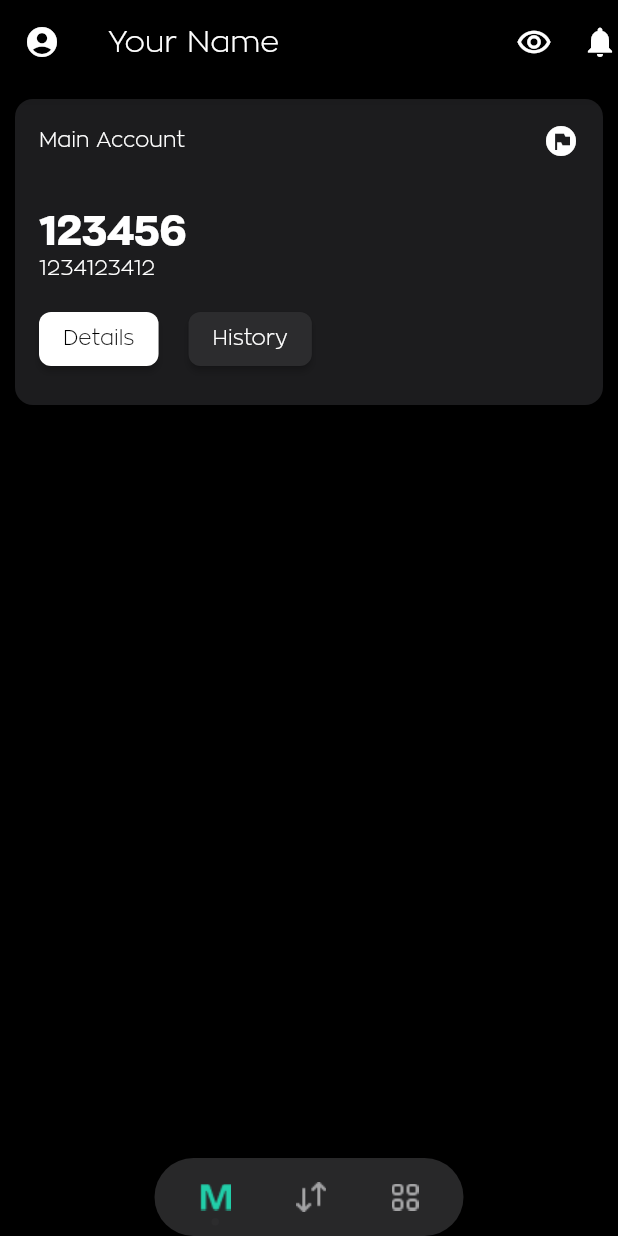
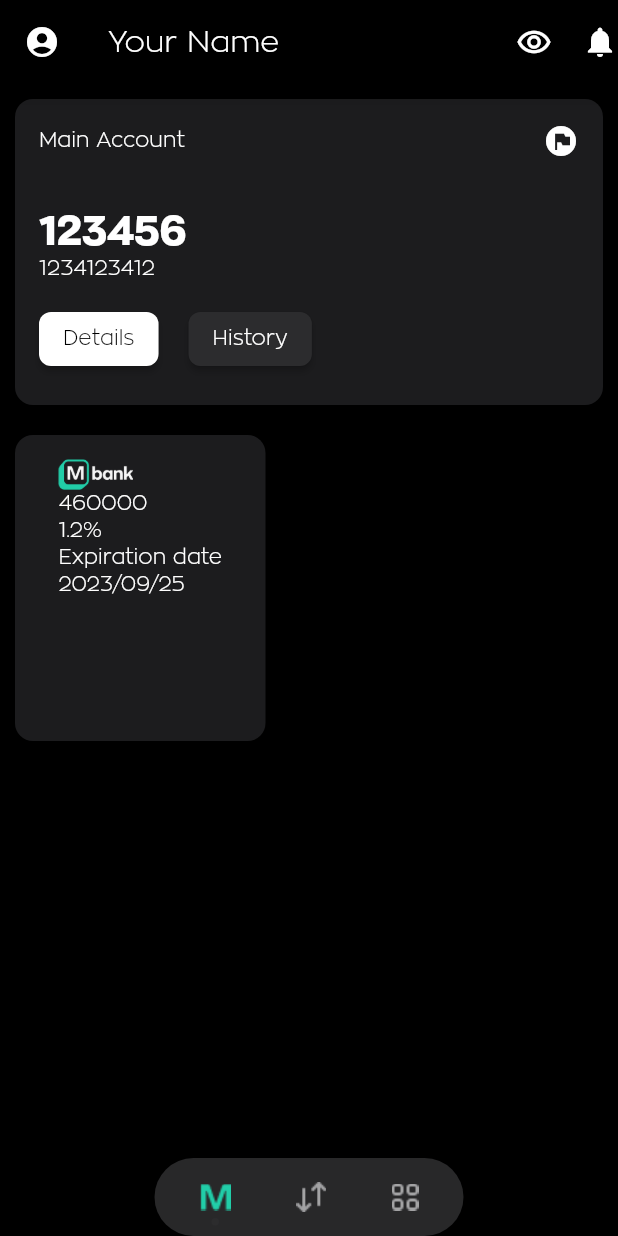
Before and after one commit to namukha/MBank, a Flutter app: the HomeScreen screen opened directly, on a phone screen of 412 x 824 dp. Run offline on Flutter 3.47's test engine with Material 2 defaults, Android fonts, the phone set to English and light mode, and no system bars; drawn by our look-alikes of dot_navigation_bar; our stand-ins replace bloc, firebase_core, flutter_bloc, rxdart; accounts and stored records are empty.

Commit message:
loan heseg oroldson ch bas chadsangue

```diff
--- /dev/null
+++ b/lib/models/loan_model.dart
@@ -0,0 +1,16 @@
+
+class LoanModel {
+  late final String amount;
+  late final String months;
+
+  LoanModel({
+    this.amount = '50000',
+    this.months = '1',
+  });
+
+  List<Object?> get props => [
+    amount,
+    months,
+  ];
+
+}
--- a/lib/screens/home_bloc.dart
+++ b/lib/screens/home_bloc.dart
@@ -1,8 +1,12 @@
 // import 'dart:async';
 
 import 'package:planner_app/bloc/account_status_bloc.dart';
+import 'package:planner_app/models/loan_model.dart';
 import 'package:rxdart/rxdart.dart';
 
 class HomeBloc {
-  final reloadSubject = PublishSubject<AccountStatusState>();
+  final reloadAccountSt = PublishSubject<AccountStatusState>();
+  final calcLoan = BehaviorSubject<LoanModel>();
+
+
 }
--- a/lib/screens/home_navigations/account.dart
+++ b/lib/screens/home_navigations/account.dart
@@ -1,8 +1,11 @@
+// import 'dart:ffi';
+
 import 'package:flutter/material.dart';
 import 'package:planner_app/screens/home_bloc.dart';
 import 'package:planner_app/bloc/account_status_bloc.dart';
 import 'package:planner_app/reusable_widgets/reusable_widget.dart';
 import 'package:planner_app/screens/empty.dart';
+import 'package:planner_app/screens/home_navigations/loan_page.dart';
 
 class AccountPage extends StatefulWidget {
   const AccountPage({super.key});
@@ -42,7 +45,7 @@
         children: [
           StreamBuilder<AccountStatusState>(
               initialData: accounts.first,
-              stream: bloc.reloadSubject.stream,
+              stream: bloc.reloadAccountSt.stream,
               builder: (context, snapshot) {
                 if (snapshot.data == null) return Container();
                 return Container(
@@ -114,17 +117,17 @@
                                                 MaterialStateColor.resolveWith(
                                                     (states) =>
                                                         Color(0xFF2C2C2E)),
-                                                        padding: MaterialStateProperty.all<EdgeInsets>(EdgeInsets.all(16)),
+                                            padding: MaterialStateProperty.all<
+                                                EdgeInsets>(EdgeInsets.all(16)),
                                             shape: MaterialStateProperty.all(
                                                 RoundedRectangleBorder(
                                                     borderRadius:
                                                         BorderRadius.circular(
                                                             12)))),
                                         onPressed: () {
-                                          bloc.reloadSubject.add(a);
+                                          bloc.reloadAccountSt.add(a);
                                         },
-                                        child: Column(
-                                          children: [
+                                        child: Column(children: [
                                           Row(
                                             mainAxisAlignment:
                                                 MainAxisAlignment.spaceBetween,
@@ -148,7 +151,37 @@
                             );
                           }),
                     ));
-              })
+              }),
+          Row(
+            children: [
+              Container(
+                  margin: EdgeInsets.all(10),
+                  width: 167,
+                  height: double.tryParse('204'),
+                  child: ElevatedButton(
+                    style: ButtonStyle(
+                        backgroundColor: MaterialStateColor.resolveWith(
+                            (states) => Color.fromRGBO(28, 28, 30, 1)),
+                        padding: MaterialStateProperty.all<EdgeInsets>(
+                            EdgeInsets.all(16)),
+                        shape: MaterialStateProperty.all(RoundedRectangleBorder(
+                            borderRadius: BorderRadius.circular(12)))),
+                    onPressed: () {
+                      Navigator.push(context, MaterialPageRoute(builder: (context) => LoanPage()));
+                    },
+                    child: Column(
+                      crossAxisAlignment: CrossAxisAlignment.start,
+                      children: [
+                      Image.asset('assets/images/logoGreen.png', width: 50,),
+                      Text('460000'),
+                      Text('1.2%'),
+                      Text('Expiration date'),
+                      Text('2023/09/25')
+                    ]),
+                  )),
+              Container(),
+            ],
+          )
         ],
       ),
     );
--- a/lib/screens/sign_in_screen.dart
+++ b/lib/screens/sign_in_screen.dart
@@ -1,4 +1,3 @@
-import 'package:firebase_auth/firebase_auth.dart';
 import 'package:flutter/material.dart';
 import 'package:planner_app/screens/sign_up_screen.dart';
 import '../reusable_widgets/reusable_widget.dart';
```
Also changed, not shown: lib/bloc/loan_bloc.dart (added, +24 -0 lines), lib/bloc/loan_state.dart (added, +18 -0 lines), lib/screens/home_navigations/loan_page.dart (added, +127 -0 lines), lib/screens/home_navigations/mhub.dart (deleted), lib/screens/home_navigations/shiljuuleg.dart (deleted).
